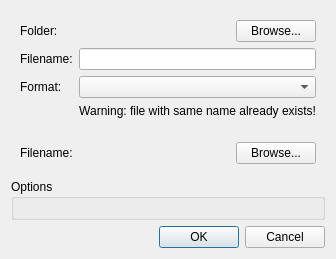
The window that client/libclient/src/ui/dialogs/two_step_file_dialog.ui (networkoptix/nx_open) describes before a commit, drawn with Qt 5.
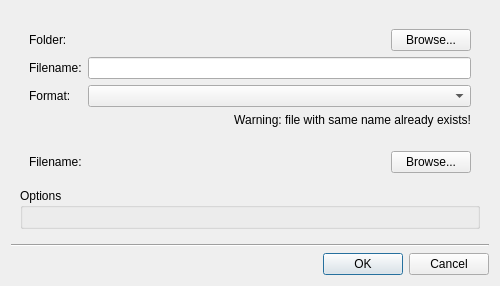
The same window after the commit.

Commit message:
VMS-2217: Fixed separator lines in many dialogs
<==== Mercurial data ====>
Branch: dev_3.0.0_gui

Patch:
```diff
--- a/client/libclient/src/ui/dialogs/two_step_file_dialog.ui
+++ b/client/libclient/src/ui/dialogs/two_step_file_dialog.ui
@@ -7,7 +7,7 @@
     <x>0</x>
     <y>0</y>
     <width>500</width>
-    <height>232</height>
+    <height>274</height>
    </rect>
   </property>
   <property name="sizePolicy">
@@ -28,10 +28,10 @@
   <property name="modal">
    <bool>true</bool>
   </property>
-  <layout class="QVBoxLayout" name="verticalLayout" stretch="0,0,1,0">
-   <property name="sizeConstraint">
-    <enum>QLayout::SetFixedSize</enum>
-   </property>
+  <layout class="QVBoxLayout" name="verticalLayout_2">
+   <item>
+    <widget class="QWidget" name="widget" native="true">
+     <layout class="QVBoxLayout" name="verticalLayout" stretch="0,0,1">
    <item>
     <widget class="QWidget" name="newFileWidget" native="true">
      <property name="sizePolicy">
@@ -160,6 +160,16 @@
        <enum>QLayout::SetNoConstraint</enum>
       </property>
      </layout>
+       </widget>
+      </item>
+     </layout>
+    </widget>
+   </item>
+   <item>
+    <widget class="Line" name="line">
+     <property name="orientation">
+      <enum>Qt::Horizontal</enum>
+     </property>
     </widget>
    </item>
    <item>
```
Lines whose indentation alone changed are shown as unchanged. The commit also changes 30 other files.
